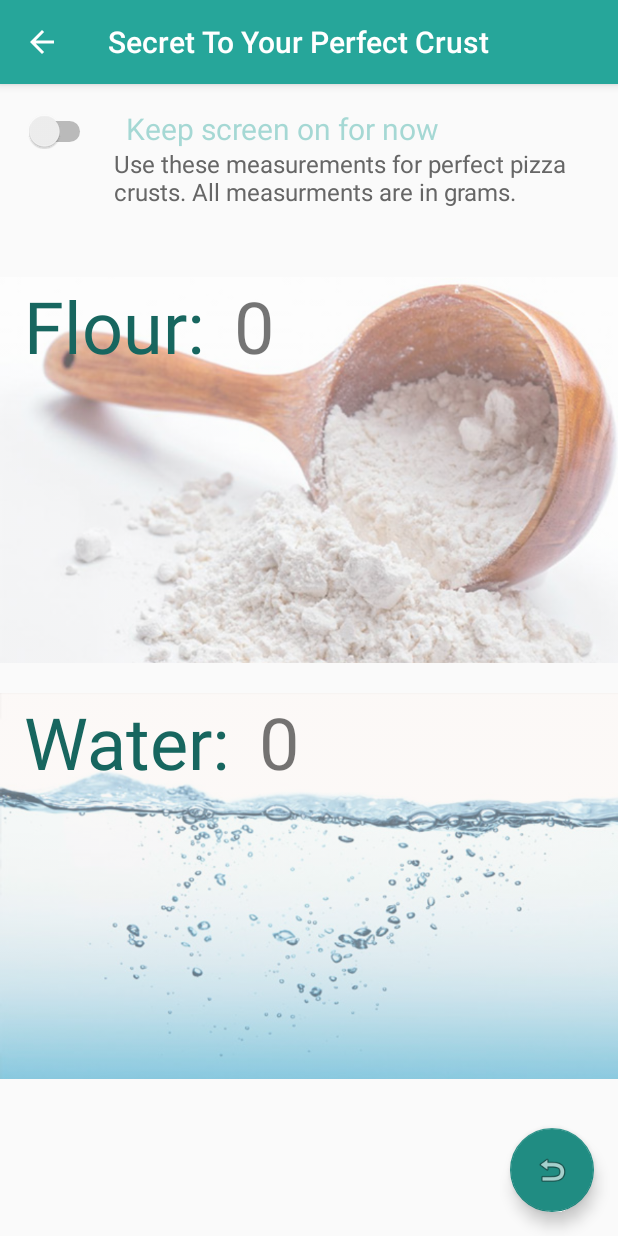
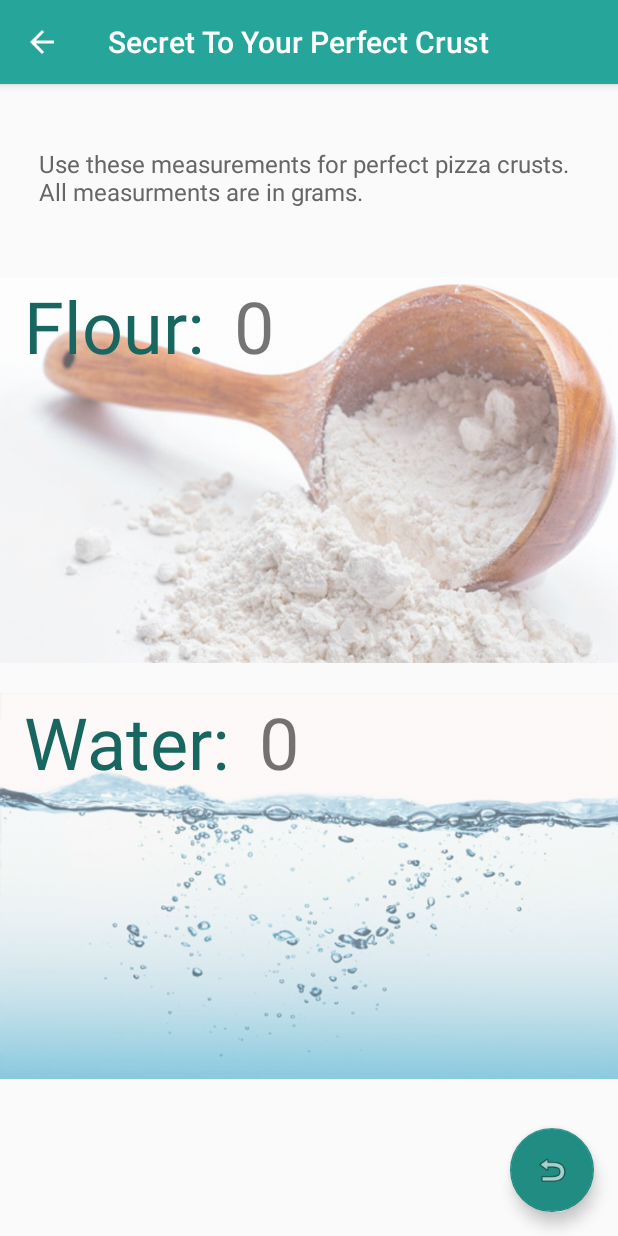
Before and after one commit to j-arp/perfect-pizza, an Android app: the DetailsActivity screen opened directly, with no data from a screen before it, on a phone screen of 412 x 824 dp. Run offline under Robolectric (Android 15) with nearby library versions, the phone set to English and light mode, and no system bars; 6 statements that could not run were skipped.

Commit message:
commented out keep screen on

```diff
--- a/app/src/main/AndroidManifest.xml
+++ b/app/src/main/AndroidManifest.xml
@@ -3,7 +3,7 @@
     android:name=".PizzaDohApp"
     package="net.arpcentral.pizzadoh"
     android:versionCode="1"
-    android:versionName="0.1">
+    android:versionName="0.2.0">
 
     <application
         android:allowBackup="true"
@@ -49,6 +49,4 @@
                 android:value="net.arpcentral.pizzadoh.WelcomeActivity" />
         </activity>
     </application>
-
-    <uses-permission android:name="android.permission.WAKE_LOCK" />
 </manifest>
--- a/app/src/main/res/layout/content_details.xml
+++ b/app/src/main/res/layout/content_details.xml
@@ -23,33 +23,33 @@
         android:layout_height="wrap_content"
         >
 
-        <LinearLayout
-            android:id="@+id/keep_screen_on_toggle_layout"
-            android:orientation="horizontal"
-            android:layout_width="wrap_content"
-            android:layout_height="wrap_content"
-            android:paddingLeft="@dimen/activity_horizontal_margin"
-            >
-            <Switch
-                android:layout_width="wrap_content"
-                android:layout_height="wrap_content"
-                android:layout_weight="1"
-                android:checked="false"
-                android:textOff="Don't Use"
-                android:textOn="Use"
-                android:layout_marginRight="20dp"
-                android:id="@+id/keep_screen_on_toggle"
-                />
+        <!--<LinearLayout-->
+            <!--android:id="@+id/keep_screen_on_toggle_layout"-->
+            <!--android:orientation="horizontal"-->
+            <!--android:layout_width="wrap_content"-->
+            <!--android:layout_height="wrap_content"-->
+            <!--android:paddingLeft="@dimen/activity_horizontal_margin"-->
+            <!--&gt;-->
+            <!--<Switch-->
+                <!--android:layout_width="wrap_content"-->
+                <!--android:layout_height="wrap_content"-->
+                <!--android:layout_weight="1"-->
+                <!--android:checked="false"-->
+                <!--android:textOff="Don't Use"-->
+                <!--android:textOn="Use"-->
+                <!--android:layout_marginRight="20dp"-->
+                <!--android:id="@+id/keep_screen_on_toggle"-->
+                <!--/>-->
 
-            <TextView
-                android:id="@+id/keep_screen_on_toggle_question"
-                android:layout_width="wrap_content"
-                android:layout_height="wrap_content"
-                android:text="@string/keep_screen_on_for_now_text"
-                android:textSize="@dimen/small_text"
-                android:textColor="@color/colorPrimary"
-                />
-        </LinearLayout>
+            <!--<TextView-->
+                <!--android:id="@+id/keep_screen_on_toggle_question"-->
+                <!--android:layout_width="wrap_content"-->
+                <!--android:layout_height="wrap_content"-->
+                <!--android:text="@string/keep_screen_on_for_now_text"-->
+                <!--android:textSize="@dimen/small_text"-->
+                <!--android:textColor="@color/colorPrimary"-->
+                <!--/>-->
+        <!--</LinearLayout>-->
 
         <LinearLayout
             android:id="@+id/info_text_layout"
@@ -67,7 +67,6 @@
                 android:textSize="@dimen/tiny_text"
                 android:textColor="@color/greyer"
                 android:padding="16dp"
-                android:layout_marginLeft="50dp"
                 />
         </LinearLayout>
 
```
Also changed, not shown: app/src/main/java/net/arpcentral/pizzadoh/DetailsActivity.java (+18 -15 lines).
